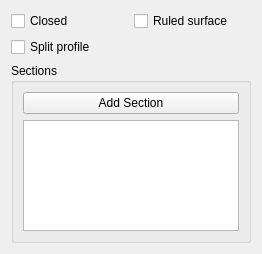
Above: src/Mod/PartDesign/Gui/TaskLoftParameters.ui from wavexx/FreeCAD before the change. Below: the same form after it.
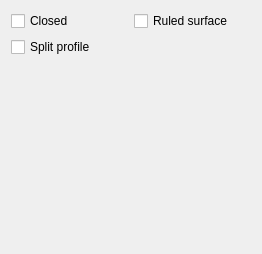
That is the form after the change.

Commit message:
PD: migrate feature Pipe.Section to PropertySubLinkList
* Reuse feature Loft:getSectionShape() to extract shape from
  Pipe.Section, and as a result, getting support for using vertex as
  profile or section.

* Add LinkSubListWidget to unify handling of Sections in editing task
  for both Loft and Pipe.

```diff
--- a/src/Mod/PartDesign/Gui/TaskLoftParameters.ui
+++ b/src/Mod/PartDesign/Gui/TaskLoftParameters.ui
@@ -40,64 +40,17 @@
     </widget>
    </item>
    <item>
-    <widget class="QGroupBox" name="groupBox">
-     <property name="sizePolicy">
-      <sizepolicy hsizetype="Preferred" vsizetype="MinimumExpanding">
-       <horstretch>0</horstretch>
-       <verstretch>0</verstretch>
-      </sizepolicy>
+    <spacer name="verticalSpacer">
+     <property name="orientation">
+      <enum>Qt::Vertical</enum>
      </property>
-     <property name="minimumSize">
+     <property name="sizeHint" stdset="0">
       <size>
-       <width>0</width>
-       <height>180</height>
+       <width>20</width>
+       <height>40</height>
       </size>
      </property>
-     <property name="title">
-      <string>Sections</string>
-     </property>
-     <layout class="QVBoxLayout" name="verticalLayout">
-      <item>
-       <widget class="QPushButton" name="buttonRefAdd">
-        <property name="enabled">
-         <bool>true</bool>
-        </property>
-        <property name="text">
-         <string>Add Section</string>
-        </property>
-        <property name="checkable">
-         <bool>true</bool>
-        </property>
-        <property name="checked">
-         <bool>false</bool>
-        </property>
-       </widget>
-      </item>
-      <item>
-       <widget class="QListWidget" name="listWidgetReferences">
-        <property name="sizePolicy">
-         <sizepolicy hsizetype="Expanding" vsizetype="Expanding">
-          <horstretch>0</horstretch>
-          <verstretch>0</verstretch>
-         </sizepolicy>
-        </property>
-        <property name="minimumSize">
-         <size>
-          <width>0</width>
-          <height>0</height>
-         </size>
-        </property>
-        <property name="toolTip">
-         <string>List can be reordered by dragging.
-Right click or press 'Del' to delete the selected items.</string>
-        </property>
-        <property name="dragDropMode">
-         <enum>QAbstractItemView::InternalMove</enum>
-        </property>
-       </widget>
-      </item>
-     </layout>
-    </widget>
+    </spacer>
    </item>
   </layout>
  </widget>
```
The commit also changes 11 other files.
